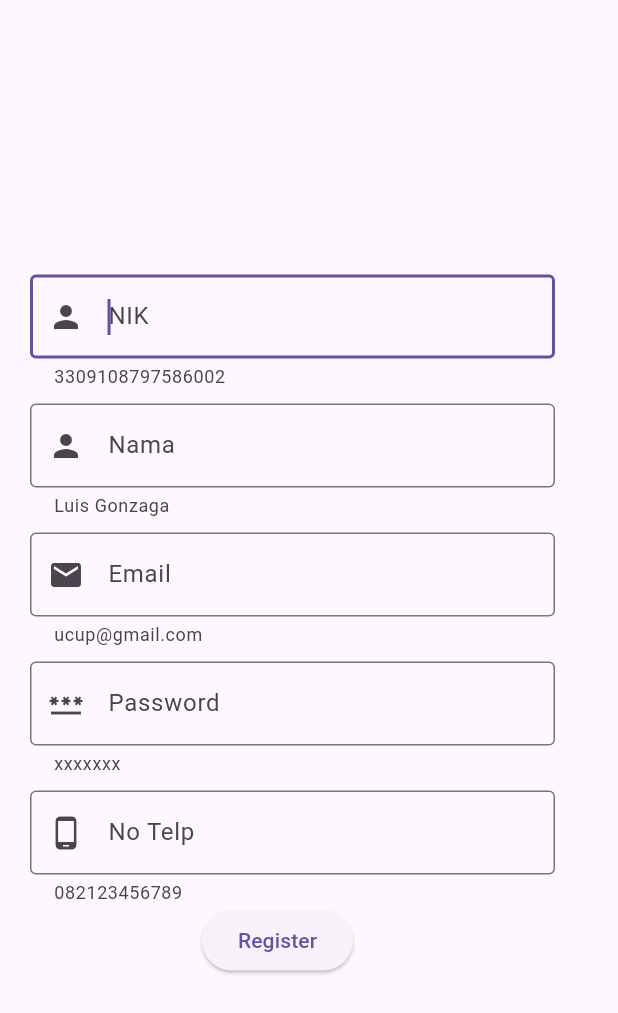
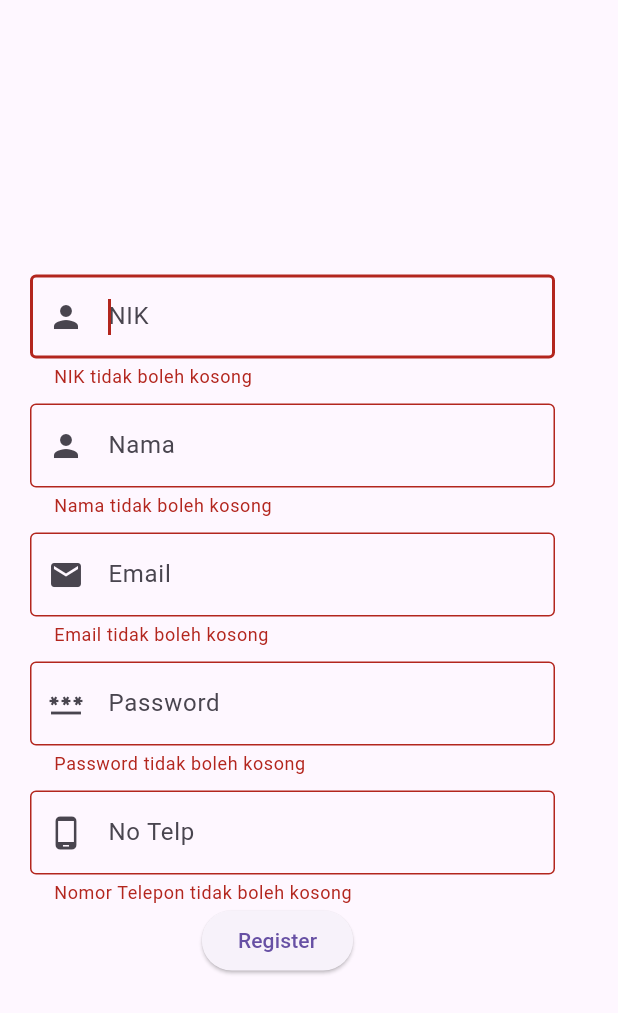
Before and after one commit to JuliuS388/1_C_Travel, a Flutter app: the RegisterView screen opened directly, after a tap on "Register", on a phone screen of 412 x 824 dp. Shown: the top 1013 px of the screen. Run offline on Flutter 3.47's test engine with Material 3 defaults, Android fonts, the phone set to English and light mode, and no system bars; network calls fail.

Commit message:
FIX Real

```diff
--- a/lib/profile.dart
+++ b/lib/profile.dart
@@ -1,6 +1,7 @@
 import 'package:flutter/material.dart';
 
 class ProfileScreen extends StatelessWidget {
+  const ProfileScreen({super.key});
   @override
   Widget build(BuildContext context) {
     return Scaffold(
--- a/lib/register.dart
+++ b/lib/register.dart
@@ -1,5 +1,5 @@
 import 'package:flutter/material.dart';
-// import 'package:tugas_besar/login.dart';
+import 'package:tugas_besar/login_page.dart';
 import 'package:tugas_besar/form_component.dart';
 
 class RegisterView extends StatefulWidget {
@@ -84,17 +84,17 @@ class _RegisterViewState extends State<RegisterView> {
                   iconData: Icons.phone_android),
               ElevatedButton(
                   onPressed: () {
-                    // if (_formKey.currentState!.validate()) {
-                    //   Map<String, dynamic> formData = {};
-                    //   formData['email'] = emailController.text;
-                    //   formData['password'] = passwordController.text;
-                    //   Navigator.push(
-                    //       context,
-                    //       MaterialPageRoute(
-                    //           builder: (_) => LoginView(
-                    //                 data: formData,
-                    //               )));
-                    // }
+                    if (_formKey.currentState!.validate()) {
+                      Map<String, dynamic> formData = {};
+                      formData['email'] = emailController.text;
+                      formData['password'] = passwordController.text;
+                      Navigator.push(
+                          context,
+                          MaterialPageRoute(
+                              builder: (_) => LoginView(
+                                    data: formData,
+                                  )));
+                    }
                   },
                   child: const Text('Register'))
             ],
--- a/lib/view_list.dart
+++ b/lib/view_list.dart
@@ -1,5 +1,5 @@
 import 'package:flutter/material.dart';
-import 'package:guidedlayout2_1881/data/people.dart';
+import 'package:tugas_besar/people.dart';
 
 class ListNamaView extends StatelessWidget {
   const ListNamaView({super.key});
```
Also changed, not shown: lib/home.dart (+7 -11 lines).
